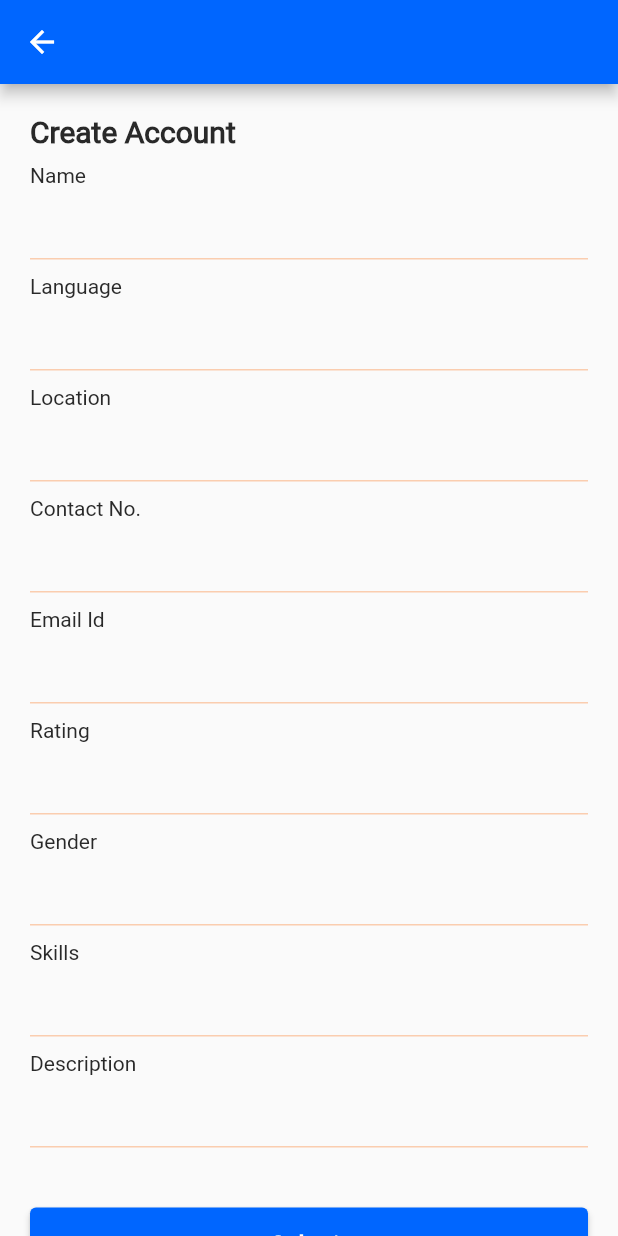
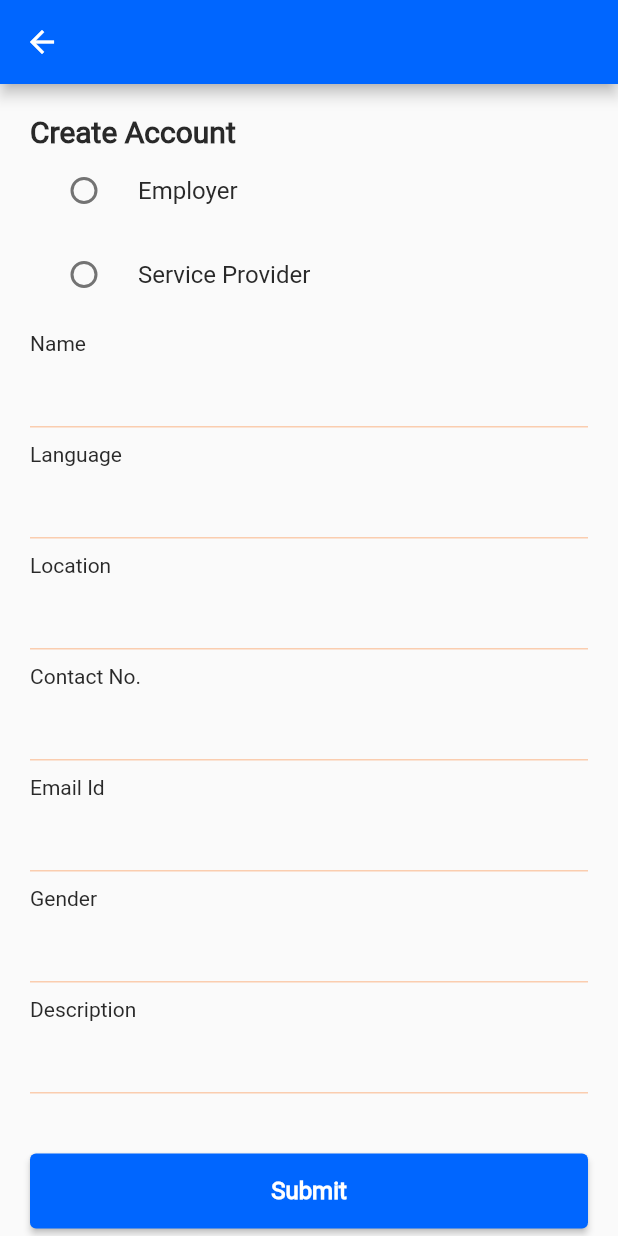
Before and after one commit to sourav-k7/ruralclap_app, a Flutter app: the OnboardingPage screen opened directly, on a phone screen of 412 x 824 dp. Run offline on Flutter 3.47's test engine with Material 2 defaults, Android fonts, the phone set to English and light mode, and no system bars; our stand-ins replace font_awesome_flutter, get, google_sign_in; missing offline and left inert: dart:ffi; network calls fail.

Commit message:
Added conditional visibility

```diff
--- a/lib/pages/onboarding_page.dart
+++ b/lib/pages/onboarding_page.dart
@@ -10,6 +10,8 @@ class OnboardingPage extends StatefulWidget {
 
 class _OnboardingPageState extends State<OnboardingPage> {
   final _formKey = GlobalKey<FormState>();
+
+  String? user;
 
   @override
   Widget build(BuildContext context) {
@@ -39,6 +41,26 @@ class _OnboardingPageState extends State<OnboardingPage> {
                     fontSize: 20,
                   ),
                 ),
+                RadioListTile(
+                  title: Text("Employer"),
+                  value: "employer",
+                  groupValue: user,
+                  onChanged: (value){
+                    setState(() {
+                        user = value.toString();
+                    });
+                  },
+                ),
+                RadioListTile(
+                  title: Text("Service Provider"),
+                  value: "service_provider",
+                  groupValue: user,
+                  onChanged: (value){
+                    setState(() {
+                        user = value.toString();
+                    });
+                  },
+                ),
                 const SizedBox(
                   height: 10,
                 ),
@@ -67,21 +89,35 @@ class _OnboardingPageState extends State<OnboardingPage> {
                 const SizedBox(
                   height: 10,
                 ),
-                const Text('Rating'),
-                TextFormField(),
-                const SizedBox(
-                  height: 10,
-                ),
                 const Text('Gender'),
                 TextFormField(),
                 const SizedBox(
                   height: 10,
                 ),
-                const Text('Skills'),
-                TextFormField(),
-                const SizedBox(
-                  height: 10,
+                if (user=="service_provider") ...[
+                Column(
+                  crossAxisAlignment: CrossAxisAlignment.start,
+                  children: <Widget>[
+                    const Text('Skills'),
+                    TextFormField(),
+                    const SizedBox(
+                      height: 40,
+                    ),
+                  ],
                 ),
+                ],
+                if (user=="service_provider") ...[
+                Column(
+                  crossAxisAlignment: CrossAxisAlignment.start,
+                  children: <Widget>[
+                    const Text('Expected Pay'),
+                    TextFormField(),
+                    const SizedBox(
+                      height: 40,
+                    ),
+                  ],
+                ),
+                ],
                 const Text('Description'),
                 TextFormField(),
                 const SizedBox(
```
